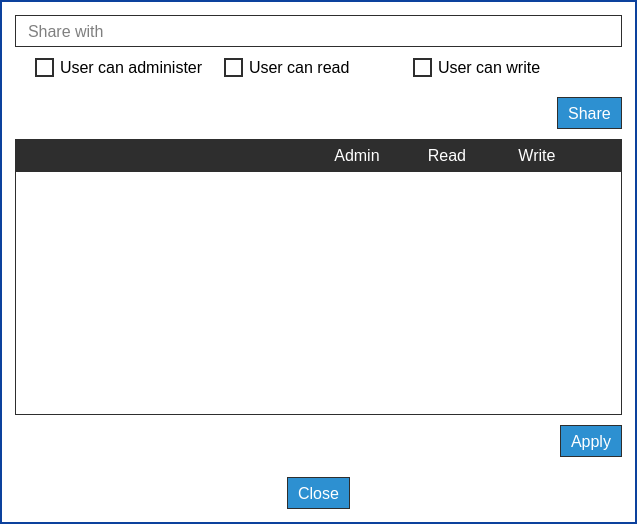
Old version of the form parsec/core/gui/forms/workspace_sharing_dialog.ui in the repository Scille/parsec-cloud.
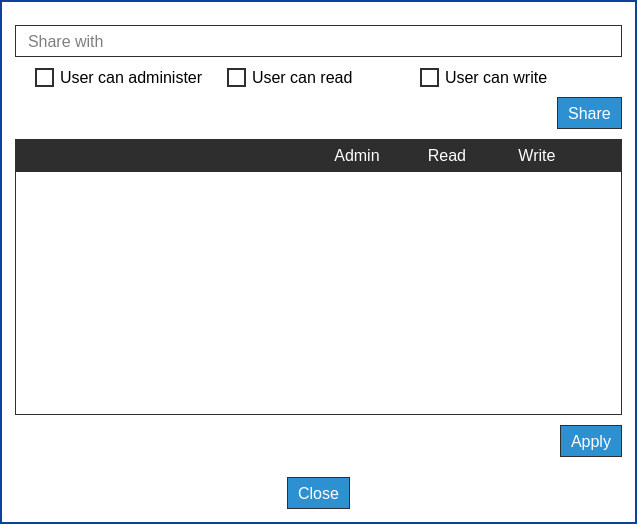
New version of the form. Icons and pictures are not drawn.

Commit message: [GUI] Hide/disable functionnalities in sharing dialog depending on the user's permissions

Diff of the .ui file:
```diff
--- a/parsec/core/gui/forms/workspace_sharing_dialog.ui
+++ b/parsec/core/gui/forms/workspace_sharing_dialog.ui
@@ -39,6 +39,12 @@
 {
 border: 1px solid rgb(46, 46, 46);
 padding-left: 10px;
+color: rgb(0, 0, 0);
+}
+
+QLineEdit:disabled
+{
+background-color: rgb(200, 200, 200);
 }
 
 QCheckBox::indicator
@@ -72,6 +78,24 @@
        <number>15</number>
       </property>
       <item>
+       <widget class="QWidget" name="widget_add" native="true">
+        <layout class="QVBoxLayout" name="verticalLayout_4">
+         <property name="spacing">
+          <number>10</number>
+         </property>
+         <property name="leftMargin">
+          <number>0</number>
+         </property>
+         <property name="topMargin">
+          <number>10</number>
+         </property>
+         <property name="rightMargin">
+          <number>0</number>
+         </property>
+         <property name="bottomMargin">
+          <number>10</number>
+         </property>
+         <item>
        <widget class="QLineEdit" name="line_edit_share">
         <property name="minimumSize">
          <size>
@@ -98,13 +122,13 @@
          <number>20</number>
         </property>
         <property name="topMargin">
-         <number>10</number>
+            <number>0</number>
         </property>
         <property name="rightMargin">
          <number>20</number>
         </property>
         <property name="bottomMargin">
-         <number>10</number>
+            <number>0</number>
         </property>
         <item>
          <widget class="QCheckBox" name="checkbox_admin">
@@ -165,10 +189,10 @@
       <item>
        <layout class="QHBoxLayout" name="horizontalLayout_2">
         <property name="topMargin">
-         <number>10</number>
+            <number>0</number>
         </property>
         <property name="bottomMargin">
-         <number>10</number>
+            <number>0</number>
         </property>
         <item>
          <spacer name="horizontalSpacer_2">
@@ -233,6 +257,9 @@
         </item>
        </layout>
       </item>
+        </layout>
+       </widget>
+      </item>
       <item>
        <widget class="QWidget" name="widget_title" native="true">
         <property name="minimumSize">
```
Left out of the diff: 2 changed lines with no effect on the pictures. Lines whose indentation alone changed are shown as unchanged. The commit also changes 1 other file.
